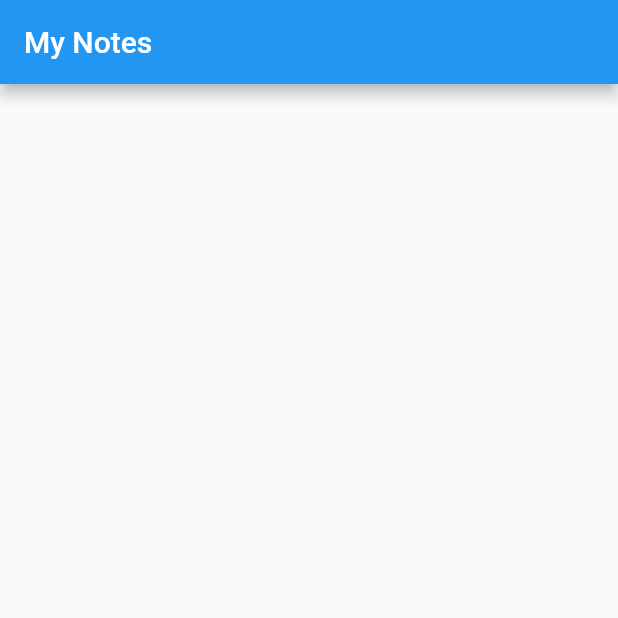
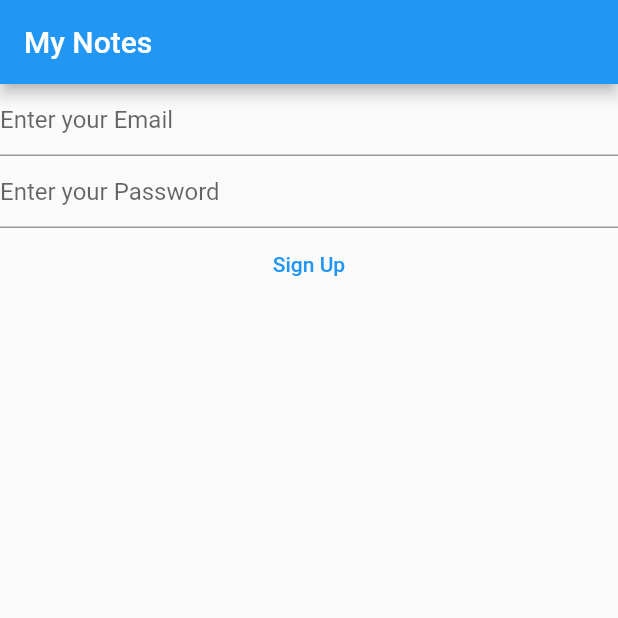
Before and after one commit to rakshit087/mind-map, a Flutter app: the screen it shows after launch, on a phone screen of 412 x 824 dp, the top half of it. Run offline on Flutter 3.47's test engine with Material 2 defaults, Android fonts, the phone set to English and light mode, and no system bars.

Commit message:
Created Signup Form

```diff
--- a/mynotes/lib/main.dart
+++ b/mynotes/lib/main.dart
@@ -10,8 +10,32 @@ void main() {
   ));
 }
 
-class HomePage extends StatelessWidget {
+class HomePage extends StatefulWidget {
   const HomePage({super.key});
+
+  @override
+  State<HomePage> createState() => _HomePageState();
+}
+
+class _HomePageState extends State<HomePage> {
+  //Declare Variables
+  late final TextEditingController _email;
+  late final TextEditingController _password;
+
+  @override
+  void initState() {
+    //Give Value to Variables
+    _email = TextEditingController();
+    _password = TextEditingController();
+    super.initState();
+  }
+
+  @override
+  void dispose() {
+    _email.dispose();
+    _password.dispose();
+    super.dispose();
+  }
 
   @override
   Widget build(BuildContext context) {
@@ -19,6 +43,28 @@ class HomePage extends StatelessWidget {
       appBar: AppBar(
         title: const Text("My Notes"),
       ),
+      body: Column(
+        children: [
+          TextField(
+            controller: _email,
+            decoration: const InputDecoration(
+              hintText: "Enter your Email",
+            ),
+          ),
+          TextField(
+            controller: _password,
+            decoration: const InputDecoration(
+              hintText: "Enter your Password",
+            ),
+          ),
+          Center(
+            child: TextButton(
+              onPressed: () async {},
+              child: const Text("Sign Up"),
+            ),
+          ),
+        ],
+      ),
     );
   }
 }
```
